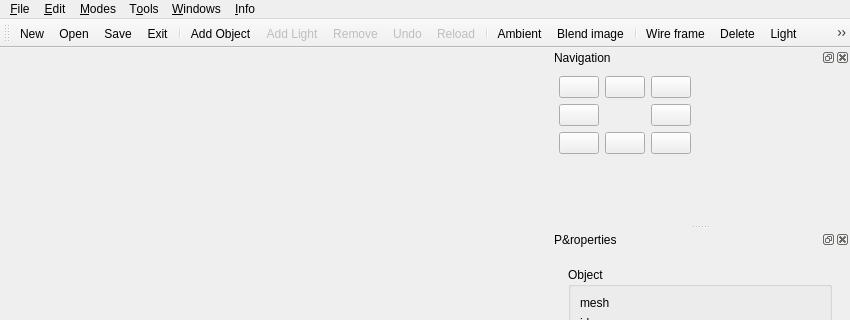
This is new_map_editor/mapeditor.ui in xaphier/Eternal-Lands as Qt 5 draws it before an edit; both pictures show x 0 to 850 and y 0 to 320 of the 850 by 944 pixel window. The edited form follows.
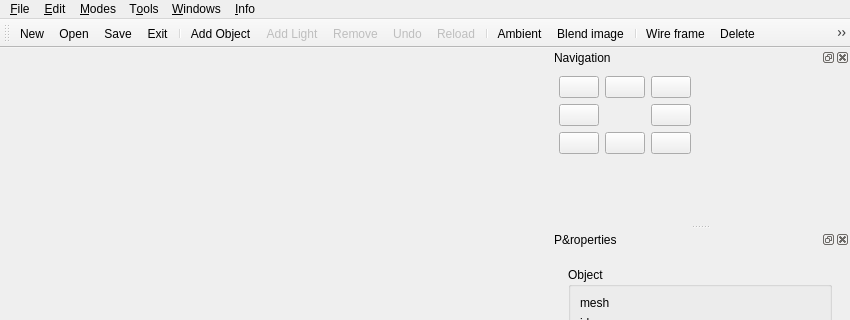
This is the edited form. The open tabs and pages were chosen to show the change. Icons and pictures are not drawn. Custom widgets are drawn as their Qt base class.

Patch:
```diff
--- a/new_map_editor/mapeditor.ui
+++ b/new_map_editor/mapeditor.ui
@@ -170,10 +170,10 @@
    <addaction name="separator"/>
    <addaction name="action_wire_frame"/>
    <addaction name="action_delete"/>
-   <addaction name="action_light"/>
+   <addaction name="action_lights"/>
    <addaction name="action_light_spheres"/>
+   <addaction name="action_lights_enabled"/>
    <addaction name="action_height"/>
-   <addaction name="action_day_night"/>
    <addaction name="separator"/>
    <addaction name="action_info"/>
   </widget>
@@ -3014,7 +3014,10 @@
      <normaloff>:/icons/help-hint.png</normaloff>:/icons/help-hint.png</iconset>
    </property>
    <property name="text">
-    <string>&amp;Light</string>
+    <string>Draw &amp;lights</string>
+   </property>
+   <property name="toolTip">
+    <string>Draw lights</string>
    </property>
   </action>
   <action name="action_info">
@@ -3189,7 +3192,7 @@
      <normaloff>:/icons/gnome-web-browser.png</normaloff>:/icons/gnome-web-browser.png</iconset>
    </property>
    <property name="text">
-    <string>light spheres</string>
+    <string>Draw light spheres</string>
    </property>
    <property name="toolTip">
     <string>draw light spheres</string>
@@ -3202,7 +3205,10 @@
      <normalon>:/icons/weather-clear-night.png</normalon>:/icons/weather-clear.png</iconset>
    </property>
    <property name="text">
-    <string>Day/Night</string>
+    <string>Lights enabled</string>
+   </property>
+   <property name="toolTip">
+    <string>Lights enabled</string>
    </property>
   </action>
  </widget>
```
Left out of the diff: 84 changed lines with no effect on the pictures.
